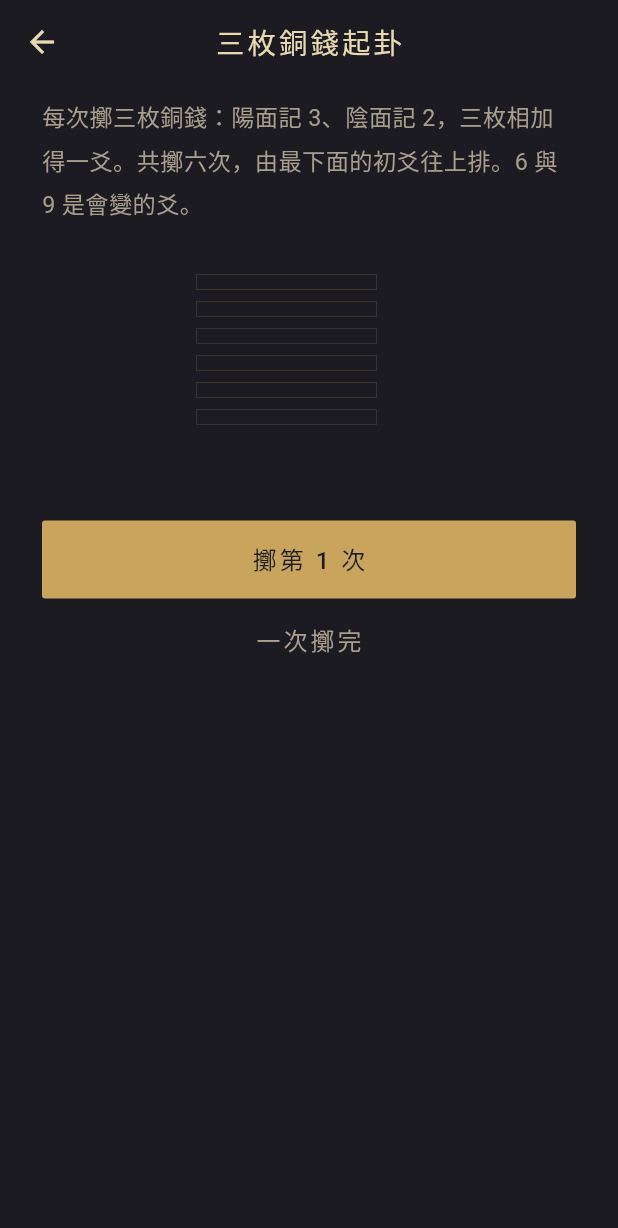
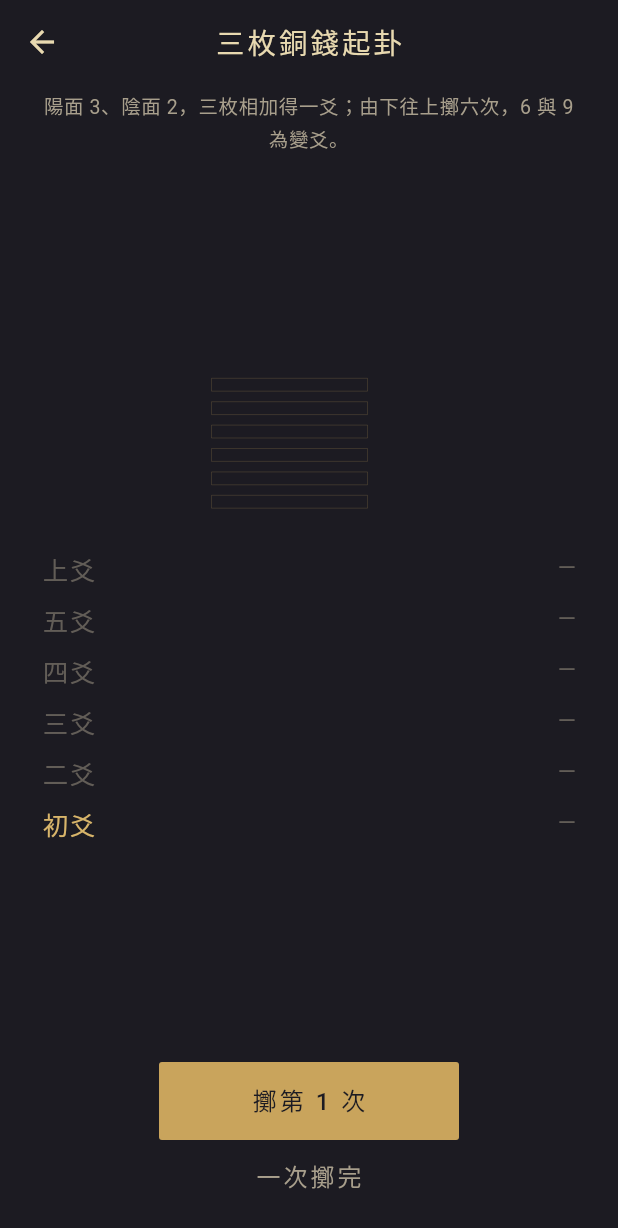
Before and after one commit to lawrence124875/iching-cards, a Flutter app: the CoinCastPage screen opened directly, on a phone screen of 412 x 824 dp. Shown: the top 1228 px of the screen. Run offline on Flutter 3.47's test engine with Material 3 defaults, Android fonts, the phone set to English and light mode, and no system bars.

Commit message:
擲錢頁收斂在一個畫面；點牌面圖滿版看象（0.1.0+6）

```diff
--- a/lib/features/coin_cast/coin_cast_page.dart
+++ b/lib/features/coin_cast/coin_cast_page.dart
@@ -10,6 +10,7 @@ import '../../shared/widgets/hexagram_glyph.dart';
 const _lineNames = ['初', '二', '三', '四', '五', '上'];
 
 /// 擲錢起卦：三枚銅錢擲六次，由初爻往上；含變爻與之卦。
+/// 版面固定在一個畫面內：說明 → 卦象＋六爻表（空間不足時等比縮小）→ 底部按鈕。
 class CoinCastPage extends StatefulWidget {
   const CoinCastPage({super.key});
 
@@ -47,45 +48,45 @@ class _CoinCastPageState extends State<CoinCastPage> {
     return Scaffold(
       appBar: AppBar(title: const Text('三枚銅錢起卦')),
       body: SafeArea(
-        child: ListView(
-          padding: const EdgeInsets.fromLTRB(28, 8, 28, 32),
+        child: Padding(
+          padding: const EdgeInsets.fromLTRB(28, 4, 28, 16),
+          child: Column(
             children: [
               Text(
-              '每次擲三枚銅錢：陽面記 3、陰面記 2，三枚相加得一爻。'
-              '共擲六次，由最下面的初爻往上排。6 與 9 是會變的爻。',
-              style: t.bodyMedium?.copyWith(color: QianColors.textSub),
+                '陽面 3、陰面 2，三枚相加得一爻；由下往上擲六次，6 與 9 為變爻。',
+                textAlign: TextAlign.center,
+                style: t.bodySmall,
               ),
-            const SizedBox(height: 28),
-            Center(
-              child: HexagramGlyph(
+              Expanded(
+                child: LayoutBuilder(
+                  builder: (context, box) => Center(
+                    child: FittedBox(
+                      fit: BoxFit.scaleDown,
+                      child: SizedBox(
+                        width: box.maxWidth,
+                        child: Column(
+                          mainAxisSize: MainAxisSize.min,
+                          children: [
+                            const SizedBox(height: 12),
+                            HexagramGlyph(
                               lines: padded,
                               changing: changing,
-                width: 120,
+                              width: 104,
                               visibleCount: lines.length,
                             ),
-            ),
-            const SizedBox(height: 28),
-            for (var i = lines.length - 1; i >= 0; i--)
-              Padding(
-                padding: const EdgeInsets.symmetric(vertical: 3),
-                child: Row(
-                  children: [
-                    SizedBox(width: 44, child: Text('${_lineNames[i]}爻', style: t.titleMedium)),
-                    Text(_tosses[i].coins.join(' + '), style: t.bodySmall),
-                    const Spacer(),
-                    Text(
-                      '${lines[i].value}　${lines[i].label}${lines[i].isChanging ? '（變）' : ''}',
-                      style: t.bodyMedium?.copyWith(
-                        color: lines[i].isChanging ? QianColors.rice : QianColors.text,
-                      ),
-                    ),
+                            const SizedBox(height: 20),
+                            // 六列固定保留，未擲的爻顯示「—」，畫面不會隨擲錢跳動。
+                            for (var i = 5; i >= 0; i--) _row(t, i, i < lines.length ? _tosses[i] : null),
+                            const SizedBox(height: 8),
                           ],
                         ),
                       ),
-            const SizedBox(height: 32),
+                    ),
+                  ),
+                ),
+              ),
               if (!_done) ...[
                 FilledButton(onPressed: _toss, child: Text('擲第 ${_tosses.length + 1} 次')),
-              const SizedBox(height: 4),
                 TextButton(onPressed: _tossAll, child: const Text('一次擲完')),
               ] else ...[
                 FilledButton(
@@ -94,12 +95,41 @@ class _CoinCastPageState extends State<CoinCastPage> {
                   )),
                   child: const Text('看解讀'),
                 ),
-              const SizedBox(height: 4),
                 TextButton(onPressed: () => setState(_tosses.clear), child: const Text('重新起卦')),
               ],
             ],
           ),
         ),
+      ),
+    );
+  }
+
+  Widget _row(TextTheme t, int i, CoinToss? toss) {
+    final line = toss?.line;
+    final next = i == _tosses.length;
+    return SizedBox(
+      height: 34,
+      child: Row(
+        children: [
+          SizedBox(
+            width: 44,
+            child: Text('${_lineNames[i]}爻',
+                style: t.titleMedium?.copyWith(
+                  color: line == null && !next ? QianColors.textSub.withValues(alpha: 0.5) : null,
+                )),
+          ),
+          Text(toss == null ? '' : toss.coins.join(' + '), style: t.bodySmall),
+          const Spacer(),
+          Text(
+            line == null ? '—' : '${line.value}　${line.label}${line.isChanging ? '（變）' : ''}',
+            style: t.bodyMedium?.copyWith(
+              color: line == null
+                  ? QianColors.textSub.withValues(alpha: 0.5)
+                  : (line.isChanging ? QianColors.rice : QianColors.text),
+            ),
+          ),
+        ],
+      ),
     );
   }
 }
--- a/lib/features/draw/draw_page.dart
+++ b/lib/features/draw/draw_page.dart
@@ -60,7 +60,7 @@ class _DrawPageState extends State<DrawPage> {
                           back: const CardBack(),
                           front: cast == null
                               ? const SizedBox.shrink()
-                              : CardFace(info: HexagramTable.byNumber(cast.primary)),
+                              : CardFace(info: HexagramTable.byNumber(cast.primary), zoomable: true),
                         ),
                       ),
                     ),
--- a/lib/reading/reading_page.dart
+++ b/lib/reading/reading_page.dart
@@ -67,7 +67,7 @@ class _ReadingPageState extends State<ReadingPage> {
               Center(
                 child: SizedBox(
                   width: 240,
-                  child: AspectRatio(aspectRatio: 0.62, child: CardFace(info: primary)),
+                  child: AspectRatio(aspectRatio: 0.62, child: CardFace(info: primary, zoomable: true)),
                 ),
               ),
               if (changed != null) ...[
--- a/pubspec.yaml
+++ b/pubspec.yaml
@@ -1,7 +1,7 @@
 name: iching_cards
 description: "謙卦｜易經六十四卦卡（LC Lab）"
 publish_to: 'none'
-version: 0.1.0+5
+version: 0.1.0+6
 
 environment:
   sdk: '>=3.4.0 <4.0.0'
```
Also changed, not shown: lib/shared/widgets/card_art_viewer.dart (added, +128 -0 lines), lib/shared/widgets/card_face.dart (+43 -2 lines), 1 other file. Lines whose indentation alone changed are shown as unchanged.
